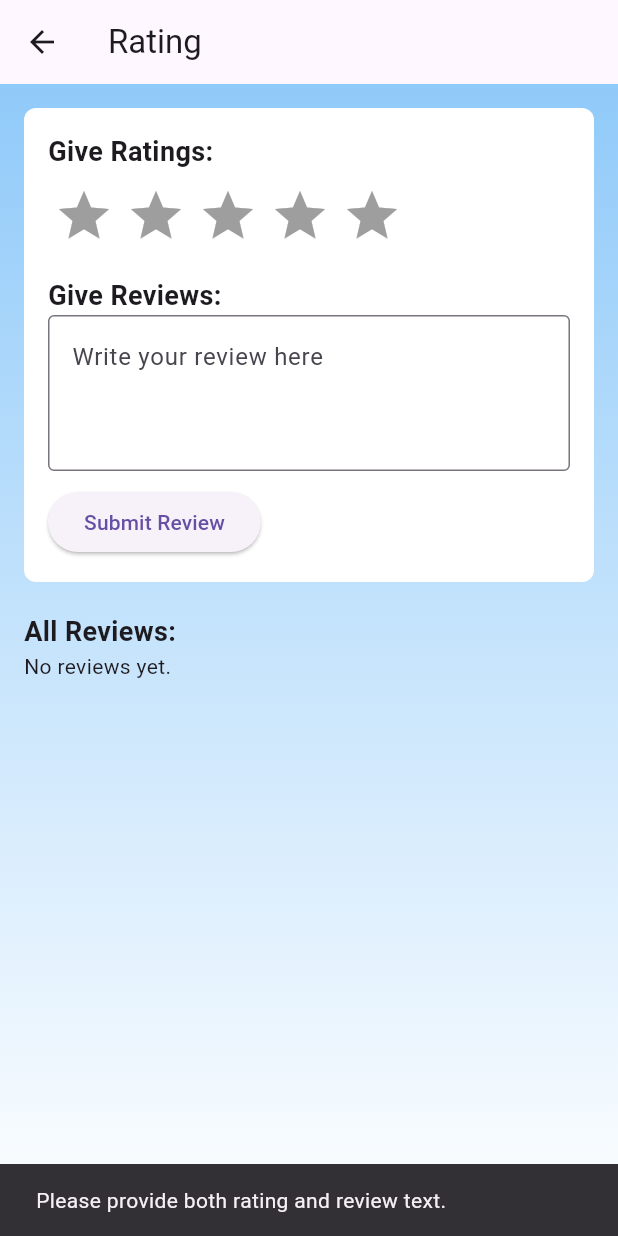
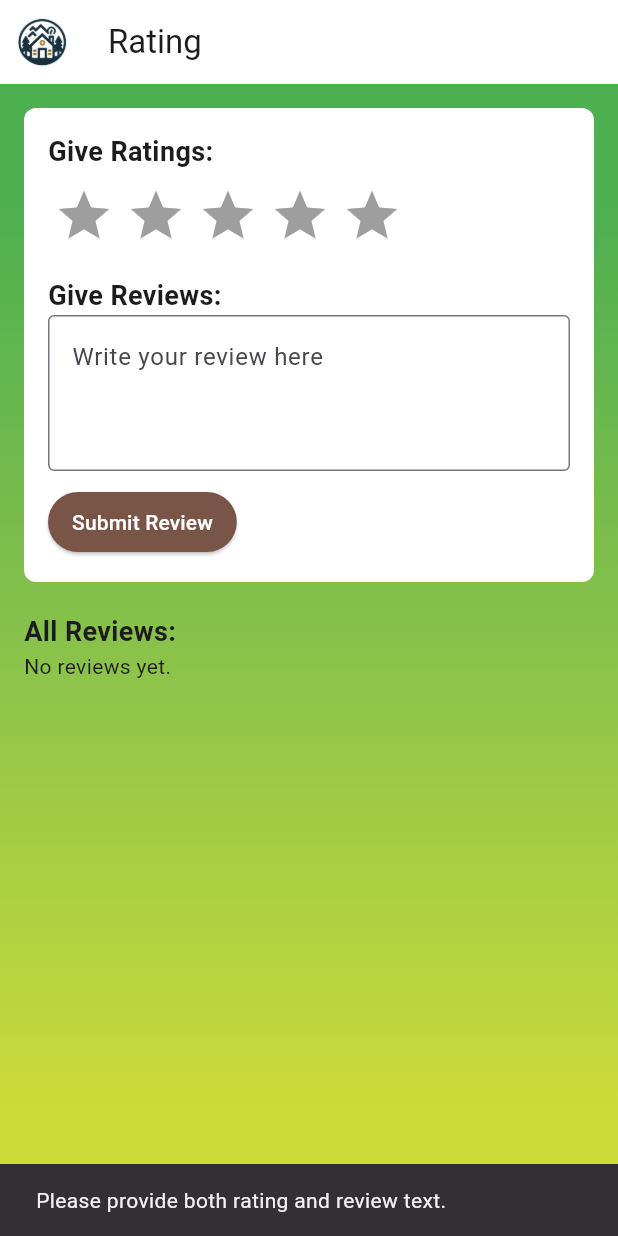
Before and after one commit to afeefnih/Assignment-Mobile, a Flutter app: the BookingPage4 screen opened directly, after a tap on "Submit Review", on a phone screen of 412 x 824 dp. Run offline on Flutter 3.47's test engine with Material 3 defaults, Android fonts, the phone set to English and light mode, and no system bars; drawn by our look-alikes of flutter_rating_bar; our stand-ins replace sqflite; accounts and stored records are empty.

Commit message:
Update booking_page_4.dart

```diff
--- a/lib/booking_page_4.dart
+++ b/lib/booking_page_4.dart
@@ -1,8 +1,6 @@
 import 'package:flutter/material.dart';
 import 'package:flutter_rating_bar/flutter_rating_bar.dart';
-
-
-
+import 'main.dart';
 
 class BookingPage4 extends StatefulWidget {
   const BookingPage4({super.key});
@@ -45,6 +43,9 @@ class _BookingPage4State extends State<BookingPage4> {
           );
         },
       );
+
+      // Show confetti animation
+      _showConfettiAnimation();
     } else {
       // Show a snackbar with a friendly message
       ScaffoldMessenger.of(context).showSnackBar(
@@ -65,18 +66,30 @@ class _BookingPage4State extends State<BookingPage4> {
     return Scaffold(
       appBar: AppBar(
         title: const Text('Rating'),
+        backgroundColor: Colors.white,
+        leading: IconButton(
+          icon: Image.asset('assets/icon.jpg'),
+          onPressed: () {
+            Navigator.push(
+              context,
+              MaterialPageRoute(builder: (context) => HomePage()),
+            );
+          },
+        ),
       ),
       body: Container(
+        width: double.infinity,
         height: double.infinity,
         decoration: BoxDecoration(
-          // Add a calm background color
           gradient: LinearGradient(
             begin: Alignment.topCenter,
             end: Alignment.bottomCenter,
             colors: [
-              Colors.blue[200]!,
-              Colors.white,
+              Color(0xFF4CAF50),
+              Color(0xFF8BC34A),
+              Color(0xFFCDDC39),
             ],
+            stops: [0.1, 0.5, 0.9],
           ),
         ),
         child: SingleChildScrollView(
@@ -132,6 +145,11 @@ class _BookingPage4State extends State<BookingPage4> {
                       ),
                       const SizedBox(height: 10),
                       ElevatedButton(
+                        style: ButtonStyle(
+                      backgroundColor: MaterialStateProperty.all(Colors.brown),
+                      foregroundColor: MaterialStateProperty.all(Colors.white),
+                      padding: MaterialStateProperty.all(EdgeInsets.symmetric(horizontal: 16, vertical: 8)),
+                    ),
                         onPressed: _submitReview,
                         child: const Text('Submit Review'),
                       ),
```
